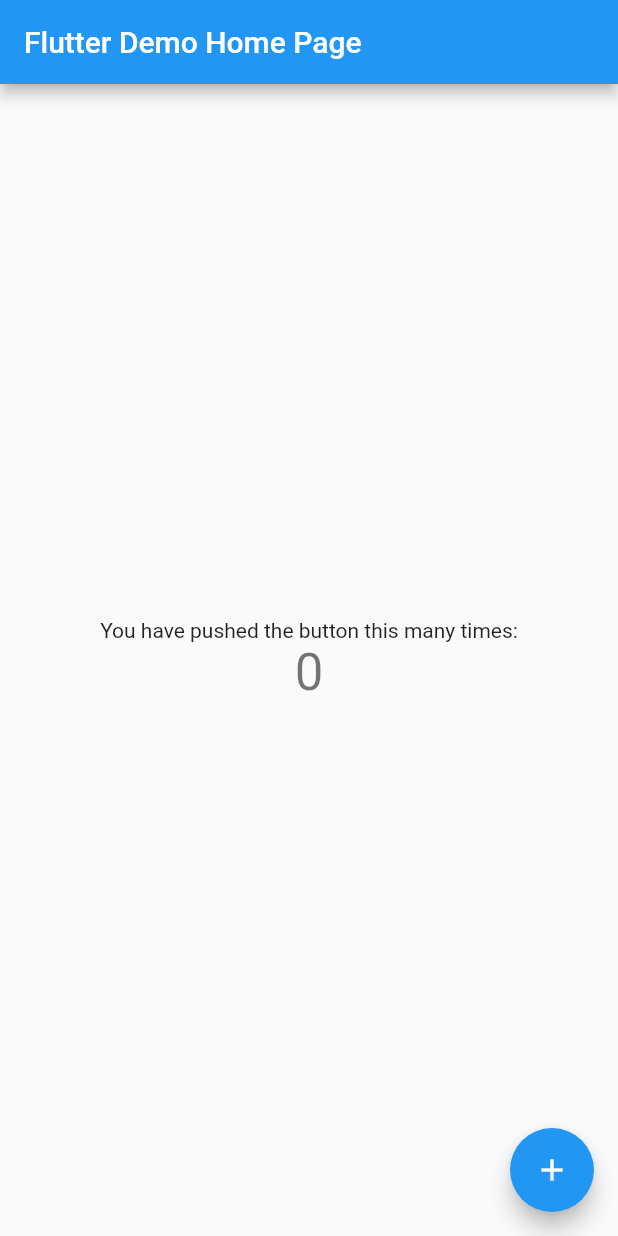
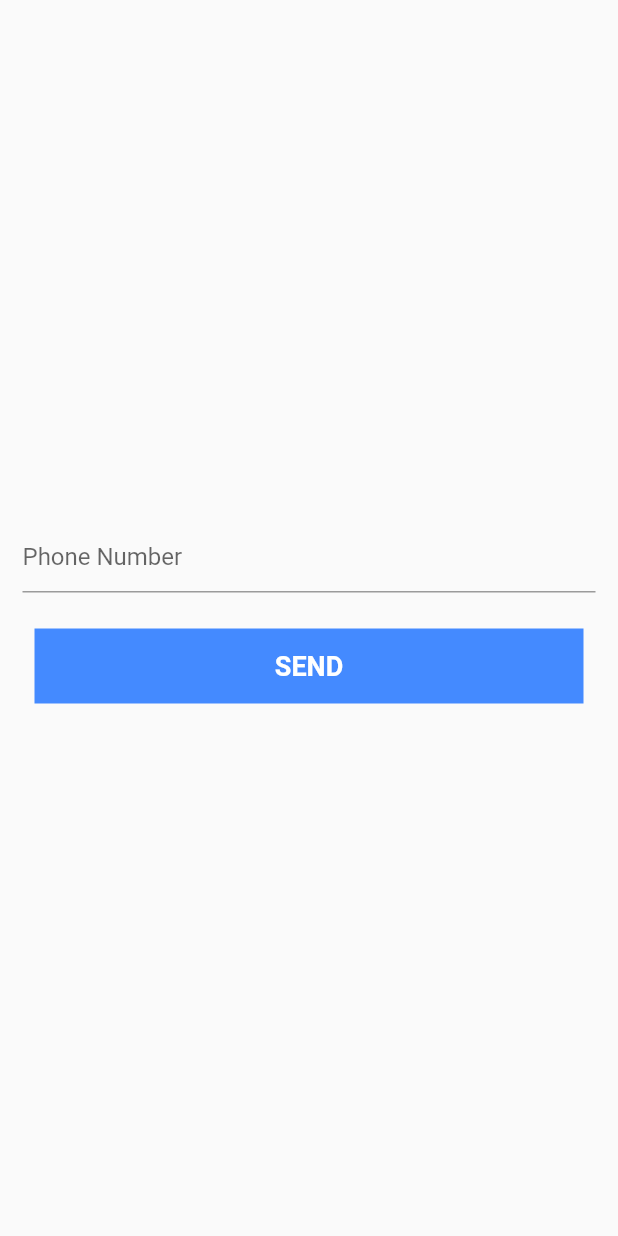
Before and after one commit to ezazulhaq/mobile_verify_app, a Flutter app: the screen it shows after launch, on a phone screen of 412 x 824 dp. Run offline on Flutter 3.47's test engine with Material 2 defaults, Android fonts, the phone set to English and light mode, and no system bars.

Commit message:
Phone number and OTP form fields implemented

```diff
--- /dev/null
+++ b/lib/components/button_widget.dart
@@ -0,0 +1,29 @@
+import 'package:flutter/material.dart';
+
+class ButtonWidget extends StatelessWidget {
+  const ButtonWidget({
+    Key? key,
+    required this.buttonLabel,
+  }) : super(key: key);
+
+  final String? buttonLabel;
+
+  @override
+  Widget build(BuildContext context) {
+    return Container(
+      color: Colors.blueAccent,
+      height: 50,
+      width: double.infinity,
+      child: Center(
+        child: Text(
+          "$buttonLabel",
+          style: TextStyle(
+            color: Colors.white,
+            fontSize: 18,
+            fontWeight: FontWeight.bold,
+          ),
+        ),
+      ),
+    );
+  }
+}
--- /dev/null
+++ b/lib/components/form_widget.dart
@@ -0,0 +1,43 @@
+import 'package:flutter/material.dart';
+import 'package:mobil_verify_app/components/button_widget.dart';
+
+class FormWidget extends StatelessWidget {
+  const FormWidget({
+    Key? key,
+    required this.controller,
+    this.hintText,
+    this.buttonLabel,
+    required this.press,
+  }) : super(key: key);
+
+  final TextEditingController controller;
+  final String? hintText;
+  final String? buttonLabel;
+  final Function press;
+
+  @override
+  Widget build(BuildContext context) {
+    return Column(
+      children: [
+        Spacer(),
+        TextField(
+          controller: controller,
+          keyboardType: TextInputType.number,
+          decoration: InputDecoration(
+            hintText: hintText,
+          ),
+        ),
+        SizedBox(
+          height: 16,
+        ),
+        TextButton(
+          onPressed: () {},
+          child: ButtonWidget(
+            buttonLabel: buttonLabel,
+          ),
+        ),
+        Spacer(),
+      ],
+    );
+  }
+}
--- a/lib/main.dart
+++ b/lib/main.dart
@@ -1,4 +1,5 @@
 import 'package:flutter/material.dart';
+import 'package:mobil_verify_app/screens/login_screen.dart';
 
 void main() {
   runApp(MyApp());
@@ -11,103 +12,9 @@
     return MaterialApp(
       title: 'Flutter Demo',
       theme: ThemeData(
-        // This is the theme of your application.
-        //
-        // Try running your application with "flutter run". You'll see the
-        // application has a blue toolbar. Then, without quitting the app, try
-        // changing the primarySwatch below to Colors.green and then invoke
-        // "hot reload" (press "r" in the console where you ran "flutter run",
-        // or simply save your changes to "hot reload" in a Flutter IDE).
-        // Notice that the counter didn't reset back to zero; the application
-        // is not restarted.
         primarySwatch: Colors.blue,
       ),
-      home: MyHomePage(title: 'Flutter Demo Home Page'),
+      home: LoginScreen(),
     );
   }
 }
-
-class MyHomePage extends StatefulWidget {
-  MyHomePage({Key? key, required this.title}) : super(key: key);
-
-  // This widget is the home page of your application. It is stateful, meaning
-  // that it has a State object (defined below) that contains fields that affect
-  // how it looks.
-
-  // This class is the configuration for the state. It holds the values (in this
-  // case the title) provided by the parent (in this case the App widget) and
-  // used by the build method of the State. Fields in a Widget subclass are
-  // always marked "final".
-
-  final String title;
-
-  @override
-  _MyHomePageState createState() => _MyHomePageState();
-}
-
-class _MyHomePageState extends State<MyHomePage> {
-  int _counter = 0;
-
-  void _incrementCounter() {
-    setState(() {
-      // This call to setState tells the Flutter framework that something has
-      // changed in this State, which causes it to rerun the build method below
-      // so that the display can reflect the updated values. If we changed
-      // _counter without calling setState(), then the build method would not be
-      // called again, and so nothing would appear to happen.
-      _counter++;
-    });
-  }
-
-  @override
-  Widget build(BuildContext context) {
-    // This method is rerun every time setState is called, for instance as done
-    // by the _incrementCounter method above.
-    //
-    // The Flutter framework has been optimized to make rerunning build methods
-    // fast, so that you can just rebuild anything that needs updating rather
-    // than having to individually change instances of widgets.
-    return Scaffold(
-      appBar: AppBar(
-        // Here we take the value from the MyHomePage object that was created by
-        // the App.build method, and use it to set our appbar title.
-        title: Text(widget.title),
-      ),
-      body: Center(
-        // Center is a layout widget. It takes a single child and positions it
-        // in the middle of the parent.
-        child: Column(
-          // Column is also a layout widget. It takes a list of children and
-          // arranges them vertically. By default, it sizes itself to fit its
-          // children horizontally, and tries to be as tall as its parent.
-          //
-          // Invoke "debug painting" (press "p" in the console, choose the
-          // "Toggle Debug Paint" action from the Flutter Inspector in Android
-          // Studio, or the "Toggle Debug Paint" command in Visual Studio Code)
-          // to see the wireframe for each widget.
-          //
-          // Column has various properties to control how it sizes itself and
-          // how it positions its children. Here we use mainAxisAlignment to
-          // center the children vertically; the main axis here is the vertical
-          // axis because Columns are vertical (the cross axis would be
-          // horizontal).
-          mainAxisAlignment: MainAxisAlignment.center,
-          children: <Widget>[
-            Text(
-              'You have pushed the button this many times:',
-            ),
-            Text(
-              '$_counter',
-              style: Theme.of(context).textTheme.headline4,
-            ),
-          ],
-        ),
-      ),
-      floatingActionButton: FloatingActionButton(
-        onPressed: _incrementCounter,
-        tooltip: 'Increment',
-        child: Icon(Icons.add),
-      ), // This trailing comma makes auto-formatting nicer for build methods.
-    );
-  }
-}
--- /dev/null
+++ b/lib/screens/home_screen.dart
@@ -0,0 +1,14 @@
+import 'package:flutter/material.dart';
+
+class HomeScreen extends StatelessWidget {
+  const HomeScreen({Key? key}) : super(key: key);
+
+  @override
+  Widget build(BuildContext context) {
+    return Scaffold(
+      body: Container(
+        child: null,
+      ),
+    );
+  }
+}
--- /dev/null
+++ b/lib/screens/login_screen.dart
@@ -0,0 +1,54 @@
+import 'package:flutter/material.dart';
+import 'package:mobil_verify_app/components/form_widget.dart';
+
+enum MobileVerificationState {
+  SHOW_MOBILE_FORM_SATE,
+  SHOW_OTP_FORM_STATE,
+}
+
+// ignore: must_be_immutable
+class LoginScreen extends StatelessWidget {
+  LoginScreen({Key? key}) : super(key: key);
+
+  var currentState = MobileVerificationState.SHOW_MOBILE_FORM_SATE;
+  final phoneController = TextEditingController();
+  final otpController = TextEditingController();
+
+  getMobileFormState(BuildContext context) {
+    return FormWidget(
+      controller: phoneController,
+      hintText: "Phone Number",
+      buttonLabel: "SEND",
+      press: () {
+        print(phoneController.text);
+        currentState = MobileVerificationState.SHOW_MOBILE_FORM_SATE;
+      },
+    );
+  }
+
+  getOtpFormState(BuildContext context) {
+    return FormWidget(
+      controller: otpController,
+      hintText: "Enter OTP",
+      buttonLabel: "VERIFY",
+      press: () {
+        print(otpController.text);
+        currentState = MobileVerificationState.SHOW_OTP_FORM_STATE;
+      },
+    );
+  }
+
+  @override
+  Widget build(BuildContext context) {
+    return Scaffold(
+      body: Padding(
+        padding: EdgeInsets.symmetric(horizontal: 15.0),
+        child: Container(
+          child: currentState == MobileVerificationState.SHOW_MOBILE_FORM_SATE
+              ? getMobileFormState(context)
+              : getOtpFormState(context),
+        ),
+      ),
+    );
+  }
+}
```
